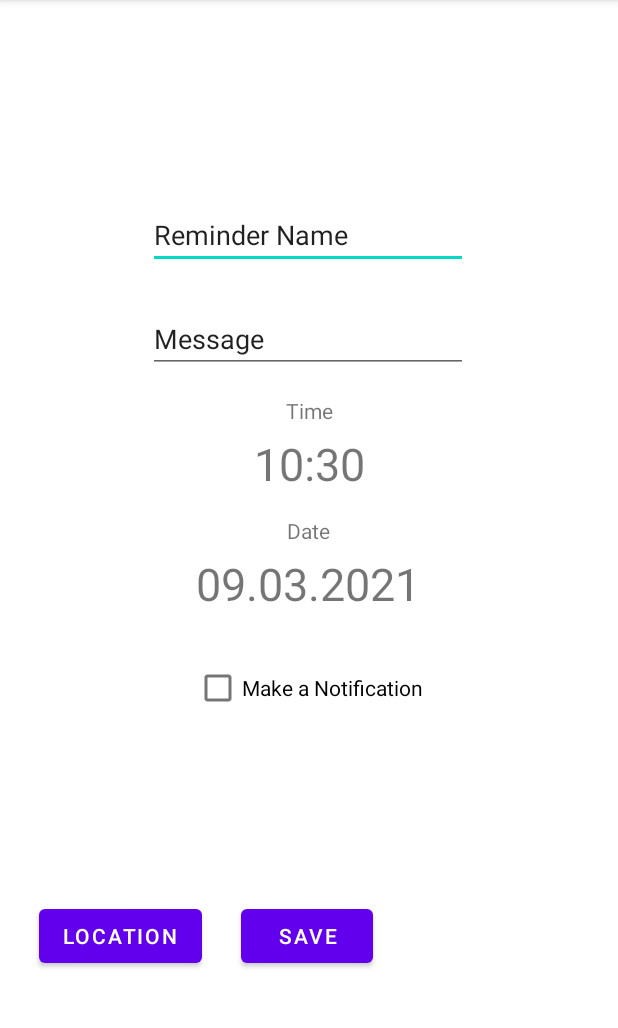
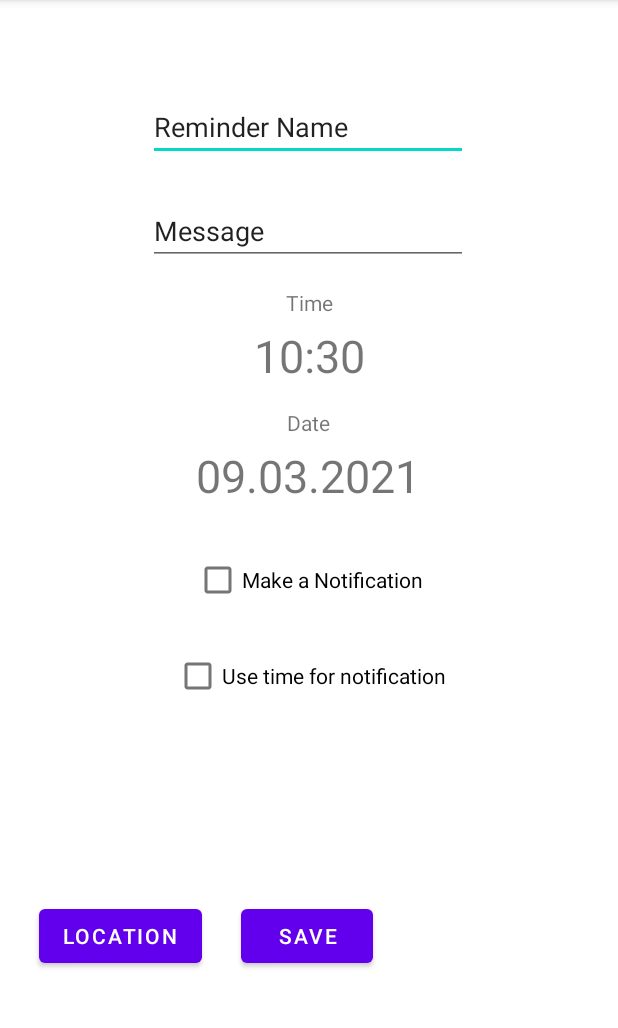
Before and after one commit to jerrycorp/Mobile-Computing-HW, an Android app: the EditActivity screen opened directly, with no data from a screen before it, on a phone screen of 412 x 824 dp, the part 84-1112 px from its top. Run offline under Robolectric (Android 15) with nearby library versions, the light colour scheme and no system bars; our stand-ins replace Firebase (no records; nobody signed in at launch, a user with empty details on screens opened directly).

Commit message:
Basically works

```diff
--- a/app/src/main/AndroidManifest.xml
+++ b/app/src/main/AndroidManifest.xml
@@ -10,6 +10,7 @@
     <uses-permission android:name="android.permission.ACCESS_FINE_LOCATION" />
     <uses-permission android:name="android.permission.ACCESS_COARSE_LOCATION" />
     <uses-permission android:name="android.permission.ACCESS_BACKGROUND_LOCATION" />
+
     <application
         android:allowBackup="true"
         android:icon="@mipmap/ic_launcher"
@@ -31,8 +32,11 @@
             android:value="@string/google_maps_key" />
 
         <activity
+            android:name=".SelectCurrentLocationActivity"
+            android:label="@string/title_activity_select_current_location"></activity>
+        <activity
             android:name=".GeofenceSelectionActivity"
-            android:label="@string/title_activity_geofence_selection"></activity>
+            android:label="@string/title_activity_geofence_selection" />
         <activity android:name=".EditActivity" />
         <activity android:name=".ProfileActivity" />
         <activity android:name=".ReminderList" />
--- a/app/src/main/java/com/example/mobilecomputinghomework/GeofenceReceiver.kt
+++ b/app/src/main/java/com/example/mobilecomputinghomework/GeofenceReceiver.kt
@@ -3,13 +3,11 @@ package com.example.mobilecomputinghomework
 import android.content.BroadcastReceiver
 import android.content.Context
 import android.content.Intent
-import com.example.mobilecomputinghomework.db.ReminderDao_Impl
+import android.util.Log
+import android.widget.Toast
 import com.google.android.gms.location.Geofence
 import com.google.android.gms.location.GeofencingEvent
-import com.google.firebase.database.DataSnapshot
-import com.google.firebase.database.DatabaseError
 import com.google.firebase.database.FirebaseDatabase
-import com.google.firebase.database.ValueEventListener
 import com.google.firebase.database.ktx.database
 import com.google.firebase.ktx.Firebase
 
--- a/app/src/main/java/com/example/mobilecomputinghomework/ReminderReceiver.kt
+++ b/app/src/main/java/com/example/mobilecomputinghomework/ReminderReceiver.kt
@@ -3,6 +3,8 @@ package com.example.mobilecomputinghomework
 import android.content.BroadcastReceiver
 import android.content.Context
 import android.content.Intent
+import android.util.Log
+import android.widget.Toast
 
 class ReminderReceiver : BroadcastReceiver(){
     override fun onReceive(context: Context?, intent: Intent?) {
--- a/app/src/main/res/layout/activity_edit.xml
+++ b/app/src/main/res/layout/activity_edit.xml
@@ -11,6 +11,7 @@
         android:layout_width="wrap_content"
         android:layout_height="wrap_content"
         android:ems="10"
+        android:importantForAutofill="no"
         android:inputType="textPersonName"
         android:text="@string/reminder_name"
         app:layout_constraintBottom_toBottomOf="parent"
@@ -18,8 +19,7 @@
         app:layout_constraintHorizontal_bias="0.497"
         app:layout_constraintStart_toStartOf="parent"
         app:layout_constraintTop_toTopOf="parent"
-        app:layout_constraintVertical_bias="0.185"
-        android:importantForAutofill="no" />
+        app:layout_constraintVertical_bias="0.086" />
 
     <TextView
         android:id="@+id/textViewTimeEdit"
@@ -143,4 +143,28 @@
         app:layout_constraintStart_toStartOf="parent"
         app:layout_constraintTop_toTopOf="@+id/btnSave" />
 
+    <Button
+        android:id="@+id/btnDeleteLocation"
+        android:layout_width="wrap_content"
+        android:layout_height="wrap_content"
+        android:text="@string/delete_location"
+        android:visibility="gone"
+        app:layout_constraintBottom_toBottomOf="@+id/btnDeleteReminder"
+        app:layout_constraintEnd_toEndOf="@+id/btnChooseLocation"
+        app:layout_constraintHorizontal_bias="0.0"
+        app:layout_constraintStart_toStartOf="@+id/btnChooseLocation"
+        app:layout_constraintTop_toTopOf="@+id/btnDeleteReminder"
+        app:layout_constraintVertical_bias="0.0" />
+
+    <CheckBox
+        android:id="@+id/checkBoxUseTime"
+        android:layout_width="wrap_content"
+        android:layout_height="wrap_content"
+        android:layout_marginTop="16dp"
+        android:text="@string/use_time_for_notification"
+        app:layout_constraintEnd_toEndOf="@+id/notifcationCheck"
+        app:layout_constraintHorizontal_bias="0.483"
+        app:layout_constraintStart_toStartOf="@+id/notifcationCheck"
+        app:layout_constraintTop_toBottomOf="@+id/notifcationCheck" />
+
 </androidx.constraintlayout.widget.ConstraintLayout>
--- a/app/src/main/res/layout/activity_geofence_selection.xml
+++ b/app/src/main/res/layout/activity_geofence_selection.xml
@@ -20,8 +20,8 @@
         android:layout_alignParentEnd="true"
         android:layout_alignParentBottom="true"
         android:layout_marginStart="5dp"
-        android:layout_marginEnd="7dp"
-        android:layout_marginBottom="9dp"
+        android:layout_marginEnd="61dp"
+        android:layout_marginBottom="11dp"
         android:background="#359c5e"
         android:padding="8dp"
         android:text="@string/save"
--- a/app/src/main/res/values/strings.xml
+++ b/app/src/main/res/values/strings.xml
@@ -26,4 +26,9 @@
     <string name="make_a_notification">Make a Notification</string>
     <string name="title_activity_geofence_selection">Map</string>
     <string name="location">location</string>
+    <string name="title_activity_select_current_location">Map</string>
+    <string name="set_location">Set location</string>
+    <string name="real_location">debug location</string>
+    <string name="delete_location">delete \n location</string>
+    <string name="use_time_for_notification">Use time for notification</string>
 </resources>
```
Also changed, not shown: app/src/main/java/com/example/mobilecomputinghomework/EditActivity.kt (+20 -1 lines), app/src/main/java/com/example/mobilecomputinghomework/ReminderList.kt (+91 -6 lines), app/src/main/java/com/example/mobilecomputinghomework/SelectCurrentLocationActivity.kt (added, +65 -0 lines), app/src/main/res/layout/activity_reminder_list.xml (+24 -3 lines), app/src/main/res/layout/activity_select_current_location.xml (added, +9 -0 lines).
